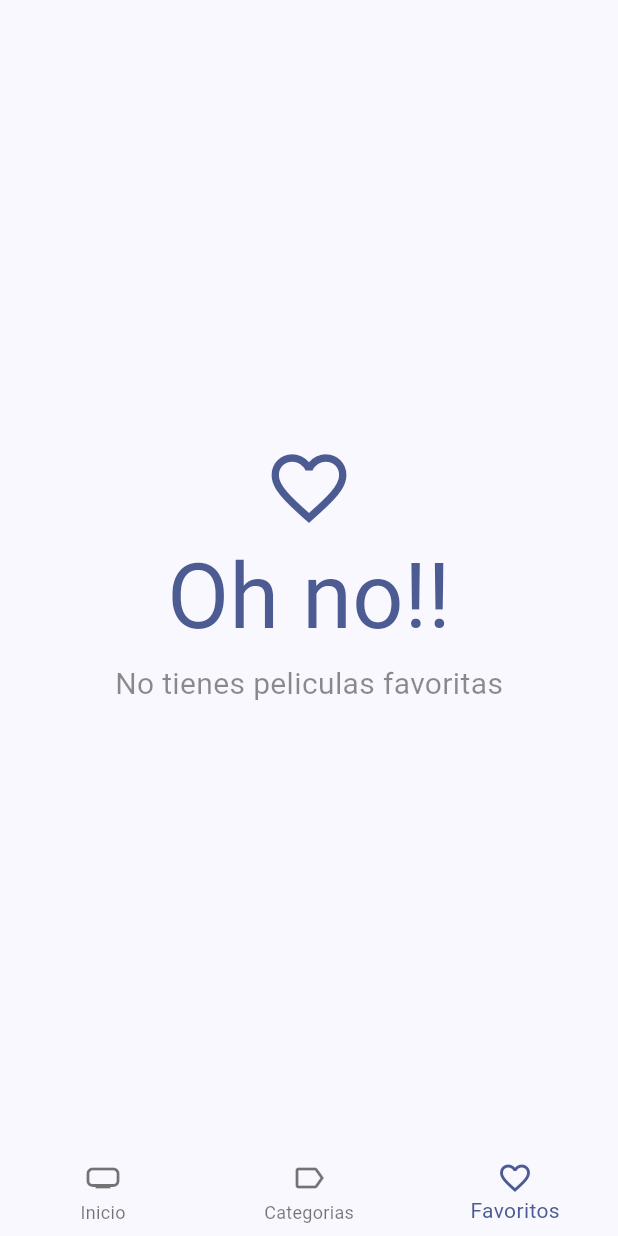
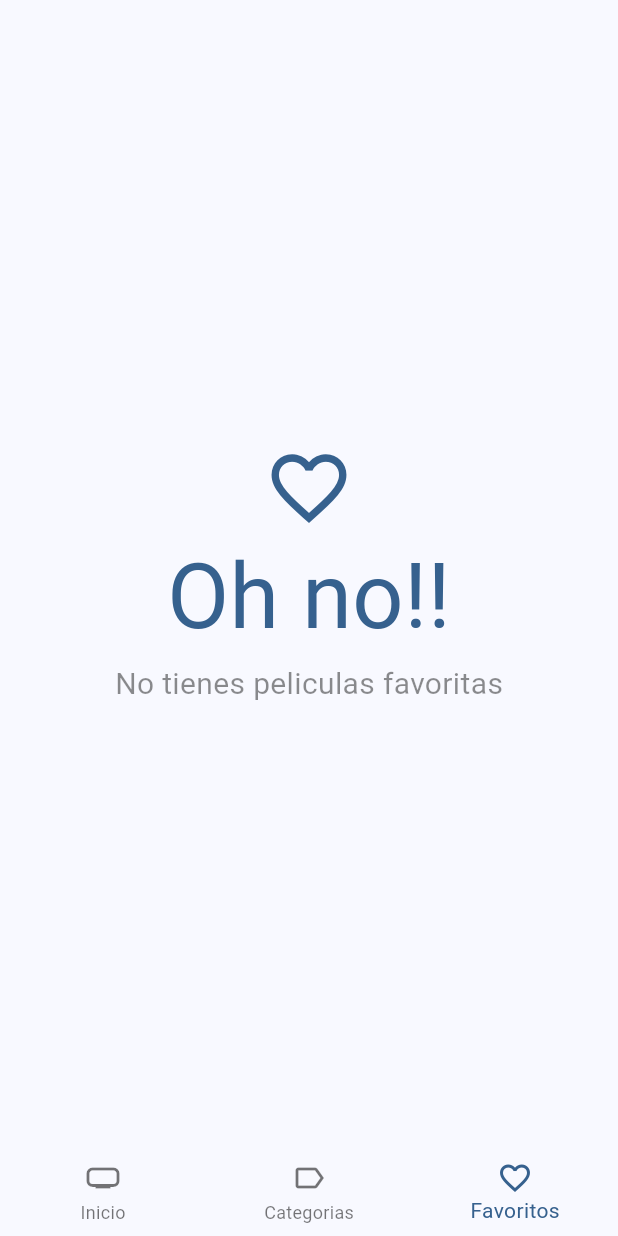
Before and after one commit to gavasquez/cinemapedia, a Flutter app: the screen it shows after launch, item 3 of the bottom bar chosen, on a phone screen of 412 x 824 dp. Run offline on Flutter 3.47's test engine with Material 3 defaults, Android fonts, the phone set to English and light mode, and no system bars; our stand-ins replace animate_do, card_swiper, dio, flutter_dotenv, flutter_riverpod, go_router and 1 more; accounts and stored records are empty; generated files the repository leaves out were written again; network calls fail.

Commit message:
Theme provider

```diff
--- a/lib/config/theme/app_theme.dart
+++ b/lib/config/theme/app_theme.dart
@@ -1,11 +1,16 @@
-
-
 import 'package:flutter/material.dart';
 
 class AppTheme {
+  final bool isDark;
+  AppTheme({this.isDark = false});
 
   ThemeData getTheme() => ThemeData(
-    useMaterial3: true,
-    colorSchemeSeed: const Color(0xff2862F5)
-  );
+      useMaterial3: true,
+      colorSchemeSeed: isDark ? Colors.white : Colors.blue,
+      brightness: isDark ? Brightness.dark : Brightness.light);
+
+  AppTheme copyWith({
+    bool? isDark,
+  }) =>
+      AppTheme(isDark: isDark ?? this.isDark);
 }
--- a/lib/main.dart
+++ b/lib/main.dart
@@ -1,5 +1,6 @@
 import 'package:cinemapedia/config/router/app_router.dart';
 import 'package:cinemapedia/config/theme/app_theme.dart';
+import 'package:cinemapedia/presentation/providers/theme/theme_provider.dart';
 import 'package:flutter/material.dart';
 import 'package:flutter_dotenv/flutter_dotenv.dart';
 import 'package:flutter_riverpod/flutter_riverpod.dart';
@@ -11,15 +12,16 @@ Future<void> main() async {
       const ProviderScope(child: MainApp()));
 }
 
-class MainApp extends StatelessWidget {
+class MainApp extends ConsumerWidget {
   const MainApp({super.key});
 
   @override
-  Widget build(BuildContext context) {
+  Widget build(BuildContext context, WidgetRef ref) {
+    final AppTheme appTheme = ref.watch(themeNotifierProvider);
     return MaterialApp.router(
       routerConfig: aapRouter,
       debugShowCheckedModeBanner: false,
-      theme: AppTheme().getTheme(),
+      theme: appTheme.getTheme(),
     );
   }
 }
--- /dev/null
+++ b/lib/presentation/providers/theme/theme_provider.dart
@@ -0,0 +1,13 @@
+import 'package:cinemapedia/config/theme/app_theme.dart';
+import 'package:flutter_riverpod/flutter_riverpod.dart';
+
+final themeNotifierProvider =
+    StateNotifierProvider<ThemeNotifier, AppTheme>((ref) => ThemeNotifier());
+
+class ThemeNotifier extends StateNotifier<AppTheme> {
+  ThemeNotifier() : super(AppTheme());
+
+  void toggleDarkMode() {
+    state = state.copyWith(isDark: !state.isDark);
+  }
+}
```
Also changed, not shown: lib/presentation/widgets/shared/custom_appbar.dart (+11 -0 lines).
